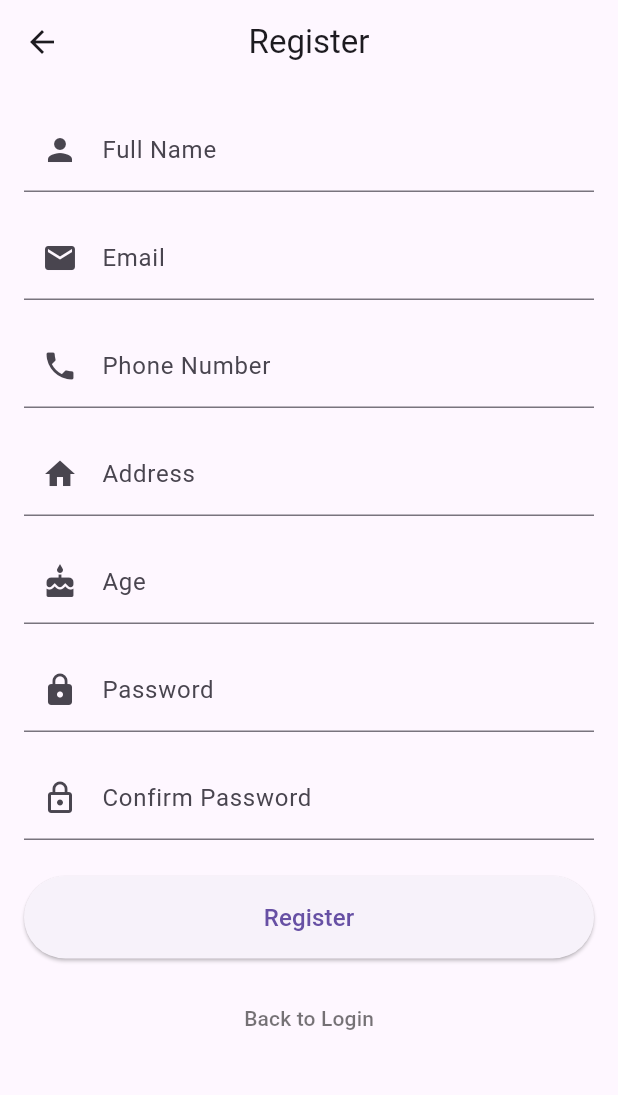
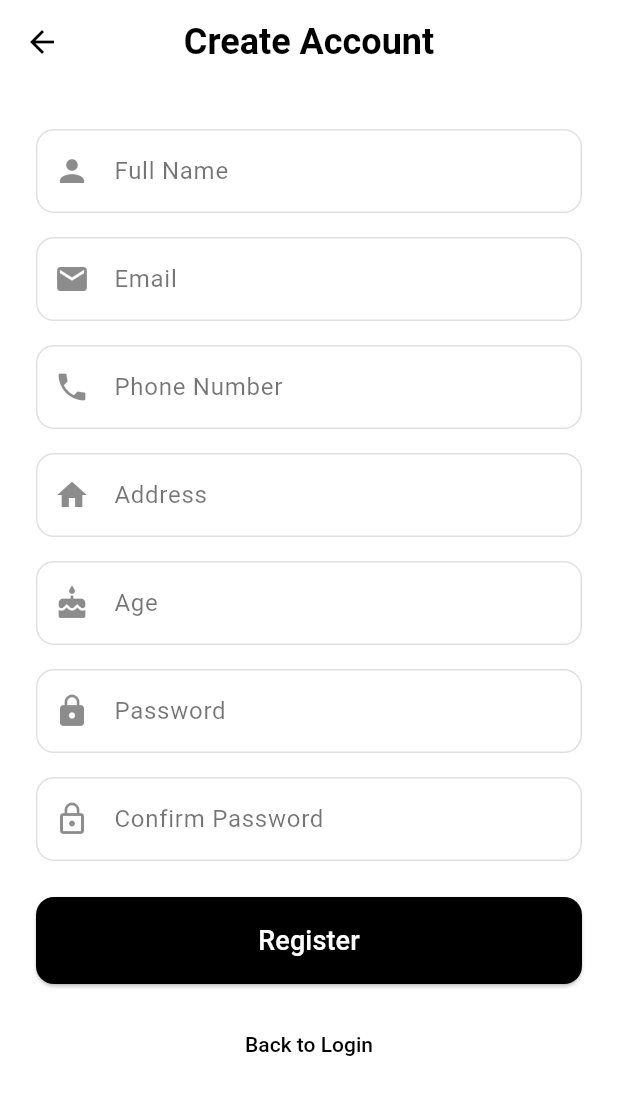
Before and after one commit to AdarshBajracharya/Infinistone, a Flutter app: the RegistrationView screen opened by its route, on a phone screen of 412 x 824 dp. Shown: the top 1095 px of the screen. Run offline on Flutter 3.47's test engine with Material 3 defaults, Android fonts, the phone set to English and light mode, and no system bars.

Commit message:
registration view UI

```diff
--- a/lib/view/registration_view.dart
+++ b/lib/view/registration_view.dart
@@ -7,29 +7,52 @@ class RegistrationView extends StatelessWidget {
   Widget build(BuildContext context) {
     TextEditingController emailController = TextEditingController();
     TextEditingController passwordController = TextEditingController();
+    TextEditingController confirmPasswordController = TextEditingController();
     TextEditingController nameController = TextEditingController();
     TextEditingController phoneController = TextEditingController();
     TextEditingController addressController = TextEditingController();
     TextEditingController ageController = TextEditingController();
-    TextEditingController confirmPasswordController = TextEditingController();
 
     return Scaffold(
+      backgroundColor: Colors.white,
       appBar: AppBar(
-        title: const Text("Register"),
+        backgroundColor: Colors.white,
+        elevation: 0,
         centerTitle: true,
+        title: const Text(
+          "Create Account",
+          style: TextStyle(
+            color: Colors.black,
+            fontSize: 24,
+            fontWeight: FontWeight.w600,
+          ),
+        ),
+        iconTheme: const IconThemeData(color: Colors.black),
       ),
       body: Padding(
-        padding: const EdgeInsets.all(16.0),
+        padding: const EdgeInsets.symmetric(horizontal: 24.0),
         child: SingleChildScrollView(
           child: Column(
             mainAxisAlignment: MainAxisAlignment.center,
             crossAxisAlignment: CrossAxisAlignment.stretch,
             children: [
+              const SizedBox(height: 30),
               TextField(
                 controller: nameController,
                 decoration: const InputDecoration(
                   labelText: "Full Name",
-                  prefixIcon: Icon(Icons.person),
+                  labelStyle: TextStyle(color: Colors.black54),
+                  enabledBorder: OutlineInputBorder(
+                    borderSide: BorderSide(color: Colors.black12),
+                    borderRadius: BorderRadius.all(Radius.circular(12)),
+                  ),
+                  focusedBorder: OutlineInputBorder(
+                    borderSide: BorderSide(color: Colors.black),
+                    borderRadius: BorderRadius.all(Radius.circular(12)),
+                  ),
+                  prefixIcon: Icon(Icons.person, color: Colors.black45),
+                  contentPadding:
+                      EdgeInsets.symmetric(vertical: 16, horizontal: 16),
                 ),
                 keyboardType: TextInputType.name,
               ),
@@ -38,7 +61,18 @@ class RegistrationView extends StatelessWidget {
                 controller: emailController,
                 decoration: const InputDecoration(
                   labelText: "Email",
-                  prefixIcon: Icon(Icons.email),
+                  labelStyle: TextStyle(color: Colors.black54),
+                  enabledBorder: OutlineInputBorder(
+                    borderSide: BorderSide(color: Colors.black12),
+                    borderRadius: BorderRadius.all(Radius.circular(12)),
+                  ),
+                  focusedBorder: OutlineInputBorder(
+                    borderSide: BorderSide(color: Colors.black),
+                    borderRadius: BorderRadius.all(Radius.circular(12)),
+                  ),
+                  prefixIcon: Icon(Icons.email, color: Colors.black45),
+                  contentPadding:
+                      EdgeInsets.symmetric(vertical: 16, horizontal: 16),
                 ),
                 keyboardType: TextInputType.emailAddress,
               ),
@@ -47,7 +81,18 @@ class RegistrationView extends StatelessWidget {
                 controller: phoneController,
                 decoration: const InputDecoration(
                   labelText: "Phone Number",
-                  prefixIcon: Icon(Icons.phone),
+                  labelStyle: TextStyle(color: Colors.black54),
+                  enabledBorder: OutlineInputBorder(
+                    borderSide: BorderSide(color: Colors.black12),
+                    borderRadius: BorderRadius.all(Radius.circular(12)),
+                  ),
+                  focusedBorder: OutlineInputBorder(
+                    borderSide: BorderSide(color: Colors.black),
+                    borderRadius: BorderRadius.all(Radius.circular(12)),
+                  ),
+                  prefixIcon: Icon(Icons.phone, color: Colors.black45),
+                  contentPadding:
+                      EdgeInsets.symmetric(vertical: 16, horizontal: 16),
                 ),
                 keyboardType: TextInputType.phone,
               ),
@@ -56,7 +101,18 @@ class RegistrationView extends StatelessWidget {
                 controller: addressController,
                 decoration: const InputDecoration(
                   labelText: "Address",
-                  prefixIcon: Icon(Icons.home),
+                  labelStyle: TextStyle(color: Colors.black54),
+                  enabledBorder: OutlineInputBorder(
+                    borderSide: BorderSide(color: Colors.black12),
+                    borderRadius: BorderRadius.all(Radius.circular(12)),
+                  ),
+                  focusedBorder: OutlineInputBorder(
+                    borderSide: BorderSide(color: Colors.black),
+                    borderRadius: BorderRadius.all(Radius.circular(12)),
+                  ),
+                  prefixIcon: Icon(Icons.home, color: Colors.black45),
+                  contentPadding:
+                      const EdgeInsets.symmetric(vertical: 16, horizontal: 16),
                 ),
                 keyboardType: TextInputType.streetAddress,
               ),
@@ -65,7 +121,18 @@ class RegistrationView extends StatelessWidget {
                 controller: ageController,
                 decoration: const InputDecoration(
                   labelText: "Age",
-                  prefixIcon: Icon(Icons.cake),
+                  labelStyle: TextStyle(color: Colors.black54),
+                  enabledBorder: OutlineInputBorder(
+                    borderSide: BorderSide(color: Colors.black12),
+                    borderRadius: BorderRadius.all(Radius.circular(12)),
+                  ),
+                  focusedBorder: OutlineInputBorder(
+                    borderSide: BorderSide(color: Colors.black),
+                    borderRadius: BorderRadius.all(Radius.circular(12)),
+                  ),
+                  prefixIcon: Icon(Icons.cake, color: Colors.black45),
+                  contentPadding:
+                      EdgeInsets.symmetric(vertical: 16, horizontal: 16),
                 ),
                 keyboardType: TextInputType.number,
               ),
@@ -74,7 +141,18 @@ class RegistrationView extends StatelessWidget {
                 controller: passwordController,
                 decoration: const InputDecoration(
                   labelText: "Password",
-                  prefixIcon: Icon(Icons.lock),
+                  labelStyle: TextStyle(color: Colors.black54),
+                  enabledBorder: OutlineInputBorder(
+                    borderSide: BorderSide(color: Colors.black12),
+                    borderRadius: BorderRadius.all(Radius.circular(12)),
+                  ),
+                  focusedBorder: OutlineInputBorder(
+                    borderSide: BorderSide(color: Colors.black),
+                    borderRadius: BorderRadius.all(Radius.circular(12)),
+                  ),
+                  prefixIcon: Icon(Icons.lock, color: Colors.black45),
+                  contentPadding:
+                      EdgeInsets.symmetric(vertical: 16, horizontal: 16),
                 ),
                 obscureText: true,
               ),
@@ -83,29 +161,45 @@ class RegistrationView extends StatelessWidget {
                 controller: confirmPasswordController,
                 decoration: const InputDecoration(
                   labelText: "Confirm Password",
-                  prefixIcon: Icon(Icons.lock_outline),
+                  labelStyle: TextStyle(color: Colors.black54),
+                  enabledBorder: OutlineInputBorder(
+                    borderSide: BorderSide(color: Colors.black12),
+                    borderRadius: BorderRadius.all(Radius.circular(12)),
+                  ),
+                  focusedBorder: OutlineInputBorder(
+                    borderSide: BorderSide(color: Colors.black),
+                    borderRadius: BorderRadius.all(Radius.circular(12)),
+                  ),
+                  prefixIcon: Icon(Icons.lock_outline, color: Colors.black45),
+                  contentPadding:
+                      EdgeInsets.symmetric(vertical: 16, horizontal: 16),
                 ),
                 obscureText: true,
               ),
               const SizedBox(height: 24),
               ElevatedButton(
-                onPressed: () {
-                  // Add registration logic here
-                },
+                onPressed: () {},
                 style: ElevatedButton.styleFrom(
+                  backgroundColor: Colors.black,
+                  foregroundColor: Colors.white,
                   padding: const EdgeInsets.symmetric(vertical: 16),
+                  shape: RoundedRectangleBorder(
+                    borderRadius: BorderRadius.circular(12),
+                  ),
                 ),
-                child: const Text("Register", style: TextStyle(fontSize: 16)),
+                child: const Text("Register", style: TextStyle(fontSize: 18)),
               ),
               const SizedBox(height: 16),
               TextButton(
                 onPressed: () {
                   Navigator.pop(context);
                 },
-                child: const Text(
-                  "Back to Login",
-                  style: TextStyle(color: Colors.black54),
+                style: TextButton.styleFrom(
+                  foregroundColor: Colors.black,
+                  textStyle: const TextStyle(
+                      fontSize: 14, fontWeight: FontWeight.w500),
                 ),
+                child: const Text("Back to Login"),
               ),
             ],
           ),
```
